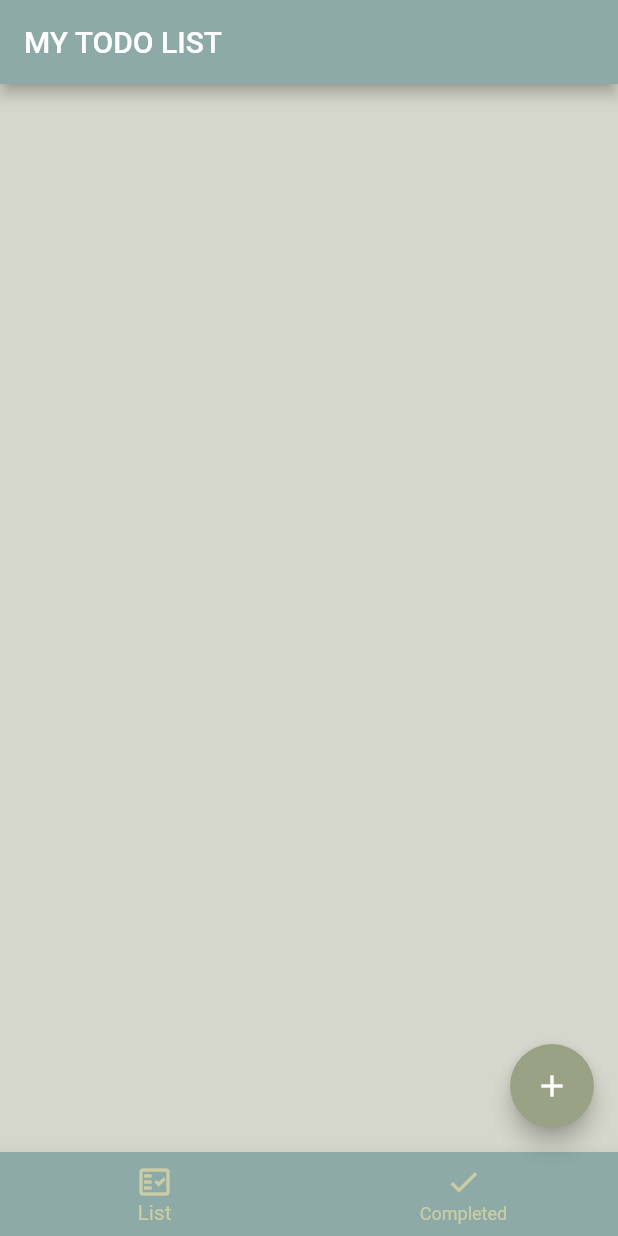
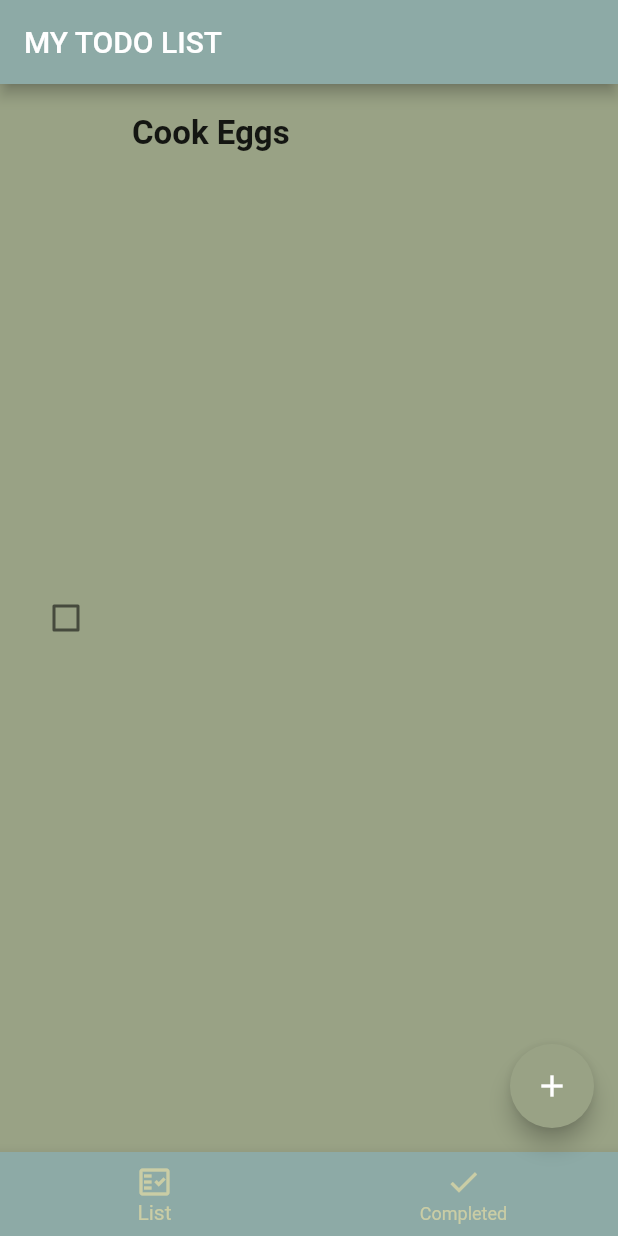
Before and after one commit to jilian-tenerife/todolist, a Flutter app: the screen it shows after launch, on a phone screen of 412 x 824 dp. Run offline on Flutter 3.47's test engine with Material 2 defaults, Android fonts, the phone set to English and light mode, and no system bars.

Commit message:
task dummy

```diff
--- a/lib/Homepage.dart
+++ b/lib/Homepage.dart
@@ -2,6 +2,7 @@ import 'package:flutter/material.dart';
 import 'package:flutter/src/widgets/framework.dart';
 import 'package:flutter/src/widgets/placeholder.dart';
 import 'add_task.dart';
+import 'todo_list_widget.dart';
 
 class HomePage extends StatefulWidget {
   const HomePage({super.key});
@@ -15,7 +16,7 @@ class _HomePageState extends State<HomePage> {
   @override
   Widget build(BuildContext context) {
     final tabs = [
-      Container(),
+      TodoListWidget(),
       Container(),
     ];
     return Scaffold(
--- a/lib/main.dart
+++ b/lib/main.dart
@@ -1,4 +1,6 @@
 import 'package:flutter/material.dart';
+import 'package:provider/provider.dart';
+import 'package:todolist/todos.dart';
 
 import 'Homepage.dart';
 
@@ -11,12 +13,12 @@ class MyApp extends StatelessWidget {
 
   // This widget is the root of your application.
   @override
-  Widget build(BuildContext context) {
-    return MaterialApp(
-      title: 'Flutter Demo',
-      theme: ThemeData(scaffoldBackgroundColor: Color(0xffd5d7cc)),
-      home: HomePage(),
-      debugShowCheckedModeBanner: false,
-    );
-  }
+  Widget build(BuildContext context) => ChangeNotifierProvider(
+        create: (context) => TodoProvider(),
+        child: MaterialApp(
+          theme: ThemeData(scaffoldBackgroundColor: Color(0xffd5d7cc)),
+          home: HomePage(),
+          debugShowCheckedModeBanner: false,
+        ),
+      );
 }
--- /dev/null
+++ b/lib/todo.dart
@@ -0,0 +1,21 @@
+import 'package:flutter/cupertino.dart';
+
+class TodoField {
+  static const createdTime = 'createdTime';
+}
+
+class Todo {
+  DateTime createdTime;
+  String title;
+  String? id;
+  String description;
+  bool isDone;
+
+  Todo({
+    required this.createdTime,
+    required this.title,
+    this.description = '',
+    this.id,
+    this.isDone = false,
+  });
+}
--- /dev/null
+++ b/lib/todo_list_widget.dart
@@ -0,0 +1,16 @@
+import 'package:flutter/src/widgets/framework.dart';
+import 'package:todolist/todo.dart';
+import 'package:todolist/todo_widget.dart';
+
+class TodoListWidget extends StatelessWidget {
+  const TodoListWidget({super.key});
+
+  @override
+  Widget build(BuildContext context) {
+    return TodoWidget(
+        todo: Todo(
+      createdTime: DateTime.now(),
+      title: 'Cook Eggs',
+    ));
+  }
+}
--- /dev/null
+++ b/lib/todo_widget.dart
@@ -0,0 +1,52 @@
+import 'package:flutter/material.dart';
+import 'package:flutter/src/widgets/framework.dart';
+import 'package:flutter/src/widgets/placeholder.dart';
+import 'package:todolist/todo.dart';
+
+class TodoWidget extends StatelessWidget {
+  final Todo todo;
+  const TodoWidget({
+    required this.todo,
+    Key? key,
+  }) : super(key: key);
+
+  @override
+  Widget build(BuildContext context) => Container(
+        color: Color(0xff99a285),
+        padding: EdgeInsets.all(20),
+        child: Row(
+          children: [
+            Checkbox(
+              activeColor: Color(0xff8daaa6),
+              checkColor: Color(0xff99a285),
+              value: todo.isDone,
+              onChanged: (_) {},
+            ),
+            const SizedBox(
+              width: 20,
+            ),
+            Expanded(
+                child: Column(
+              crossAxisAlignment: CrossAxisAlignment.start,
+              children: [
+                Text(
+                  todo.title,
+                  style: TextStyle(
+                    fontWeight: FontWeight.bold,
+                    fontSize: 22,
+                  ),
+                ),
+                if (todo.description.isNotEmpty)
+                  Container(
+                    margin: EdgeInsets.only(top: 4),
+                    child: Text(
+                      todo.description,
+                      style: TextStyle(fontSize: 20, height: 1.5),
+                    ),
+                  )
+              ],
+            ))
+          ],
+        ),
+      );
+}
--- /dev/null
+++ b/lib/todos.dart
@@ -0,0 +1,3 @@
+import 'package:flutter/material.dart';
+
+class TodoProvider extends ChangeNotifier {}
--- a/pubspec.yaml
+++ b/pubspec.yaml
@@ -35,6 +35,7 @@ dependencies:
   # The following adds the Cupertino Icons font to your application.
   # Use with the CupertinoIcons class for iOS style icons.
   cupertino_icons: ^1.0.2
+  provider: ^6.0.5
 
 dev_dependencies:
   flutter_test:
```
Also changed, not shown: pubspec.lock.
